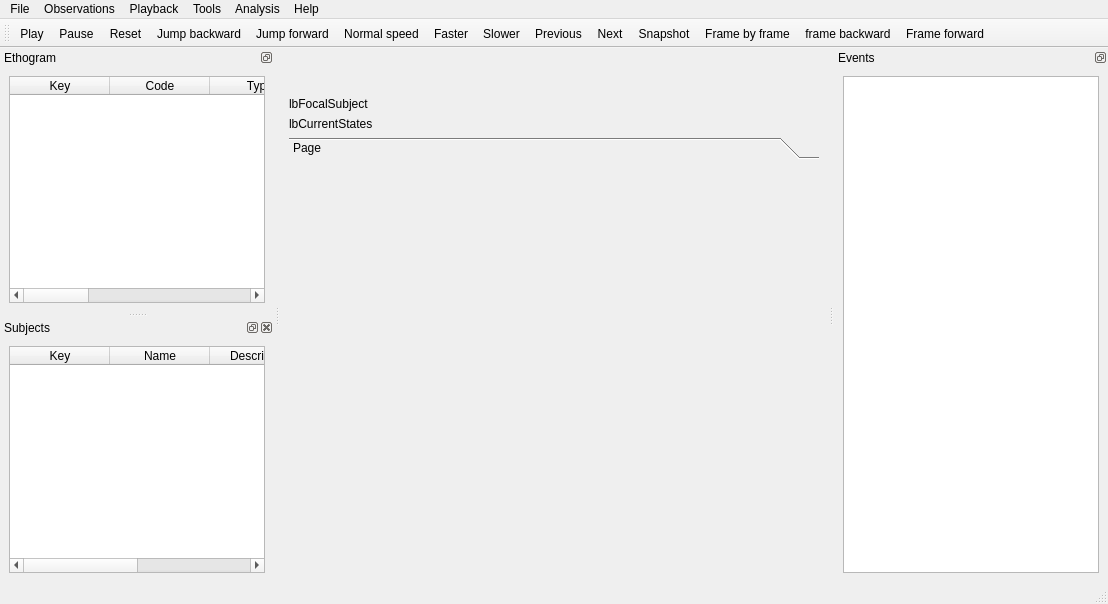
olivierfriard/BORIS, file boris.ui: the form before one commit.
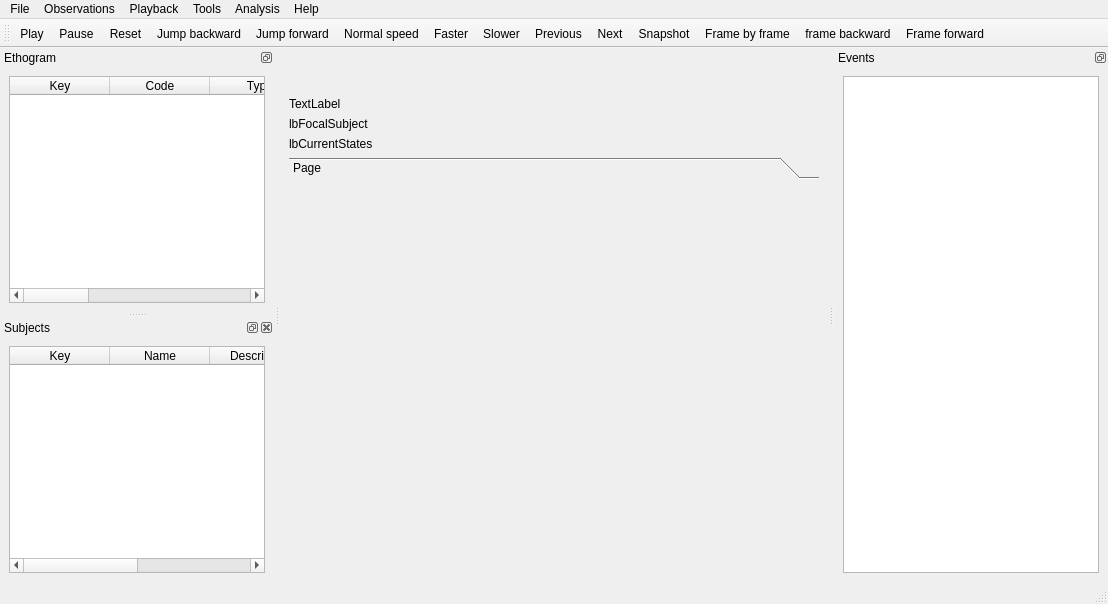
The form after the commit.

What changed in the file:
```diff
--- a/boris.ui
+++ b/boris.ui
@@ -48,6 +48,13 @@
           </property>
          </widget>
         </item>
+        <item>
+         <widget class="QLabel" name="lb_current_media_time">
+          <property name="text">
+           <string>TextLabel</string>
+          </property>
+         </widget>
+        </item>
         <item>
          <widget class="QLabel" name="lbFocalSubject">
           <property name="text">
@@ -75,8 +82,8 @@
             <rect>
              <x>0</x>
              <y>0</y>
-             <width>522</width>
-             <height>383</height>
+             <width>532</width>
+             <height>360</height>
             </rect>
            </property>
            <attribute name="label">
```
